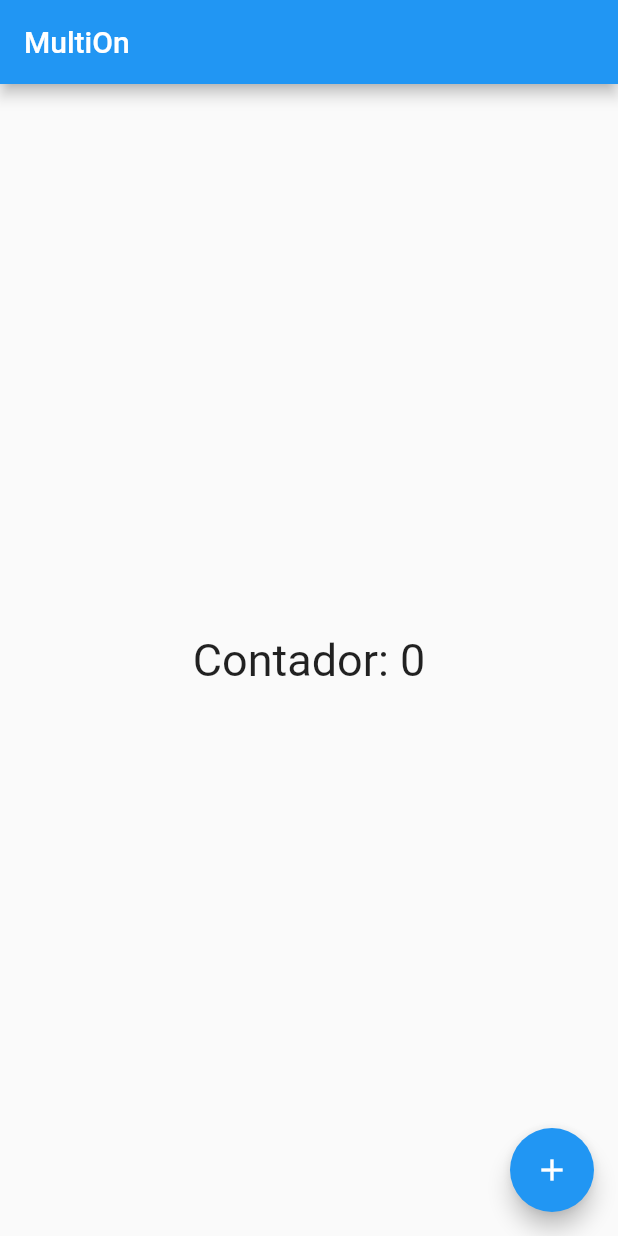
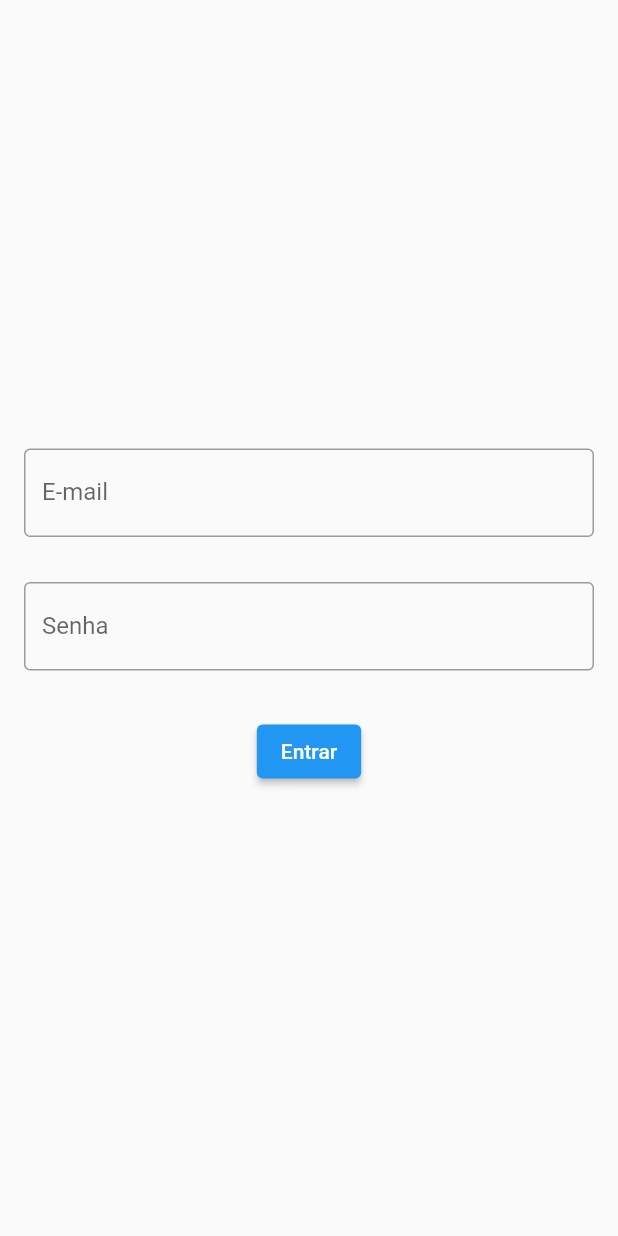
Before and after one commit to juliaokataleko/curso-de-flutter, a Flutter app: the screen it shows after launch, on a phone screen of 412 x 824 dp. Run offline on Flutter 3.47's test engine with Material 2 defaults, Android fonts, the phone set to English and light mode, and no system bars.

Commit message:
text input and elevatedbutton

```diff
--- /dev/null
+++ b/olamundo/lib/app_controller.dart
@@ -0,0 +1,12 @@
+import 'package:flutter/cupertino.dart';
+
+class AppController extends ChangeNotifier {
+  static AppController instance = new AppController();
+
+  bool isDarkTheme = false;
+
+  changeTheme() {
+    isDarkTheme = !isDarkTheme;
+    notifyListeners();
+  }
+}
--- a/olamundo/lib/app_widget.dart
+++ b/olamundo/lib/app_widget.dart
@@ -1,10 +1,11 @@
 import 'package:flutter/cupertino.dart';
 import 'package:flutter/material.dart';
+import 'package:olamundo/app_controller.dart';
+import 'package:olamundo/login_page.dart';
 
 import 'home_page.dart';
 
 class AppWidget extends StatelessWidget {
-
   @override
   Widget build(BuildContext context) {
     // return Container(
@@ -18,11 +19,21 @@ class AppWidget extends StatelessWidget {
     // );
 
     // using material design
-    return MaterialApp(
-      theme: ThemeData(
-        primaryColor: Colors.red
-      ),
-      home: HomePage(),
-    );
+    return AnimatedBuilder(
+        animation: AppController.instance,
+        builder: (context, child) {
+          return MaterialApp(
+            theme: ThemeData(
+              primaryColor: Colors.red,
+              brightness: AppController.instance.isDarkTheme ? Brightness.dark : Brightness.light
+            ),
+            // home: LoginPage(),
+            initialRoute: "/",
+            routes: {
+              "/": (context) => LoginPage(),
+              '/home': (context) => HomePage()
+            },
+          );
+        });
   }
 }
--- /dev/null
+++ b/olamundo/lib/login_page.dart
@@ -0,0 +1,80 @@
+import 'package:flutter/material.dart';
+import 'package:olamundo/home_page.dart';
+
+class LoginPage extends StatefulWidget {
+  const LoginPage({super.key});
+
+  @override
+  State<LoginPage> createState() => _LoginPageState();
+}
+
+class _LoginPageState extends State<LoginPage> {
+  String email = "";
+  String password = "";
+
+  @override
+  Widget build(BuildContext context) {
+    return Material(
+      child: Scaffold(
+        body: SingleChildScrollView(
+          child: SizedBox(
+            // width: double.infinity,
+            // height: double.infinity,
+            width: MediaQuery.of(context).size.width,
+            height: MediaQuery.of(context).size.height,
+            child: Padding(
+              padding: const EdgeInsets.all(16.0),
+              child: Column(
+                  mainAxisAlignment: MainAxisAlignment.center,
+                  children: [
+                    TextField(
+                      onChanged: (value) {
+                        email = value;
+                      },
+                      keyboardType: TextInputType.emailAddress,
+                      decoration: InputDecoration(
+                          labelText: 'E-mail', border: OutlineInputBorder()),
+                    ),
+                    Container(
+                      height: 30,
+                    ),
+                    TextField(
+                      onChanged: (value) {
+                        password = value;
+                      },
+                      obscureText: true,
+                      decoration: InputDecoration(
+                          labelText: 'Senha', border: OutlineInputBorder()),
+                    ),
+                    Container(
+                      height: 30,
+                    ),
+                    ElevatedButton(
+                        onPressed: () {
+
+                          if (email == "admin@gmail.com" && password == "123456") {
+                            // Navigator.of(context).pushReplacement(MaterialPageRoute(
+                            //   builder: (context) => HomePage()));
+
+                            // Navigator.of(context).push(MaterialPageRoute(
+                            //   builder: (context) => HomePage()));
+
+                            // Navigator.of(context).pushNamed("/home");
+
+                            Navigator.of(context).pushReplacementNamed("/home");
+
+                          } else {
+                            print("Login incorreto...");
+                          }
+                      },
+                      child: Text("Entrar")
+                    )
+                  ]
+                ),
+            ),
+          ),
+        ),
+      ),
+    );
+  }
+}
```
Also changed, not shown: olamundo/lib/home_page.dart (+64 -11 lines).
